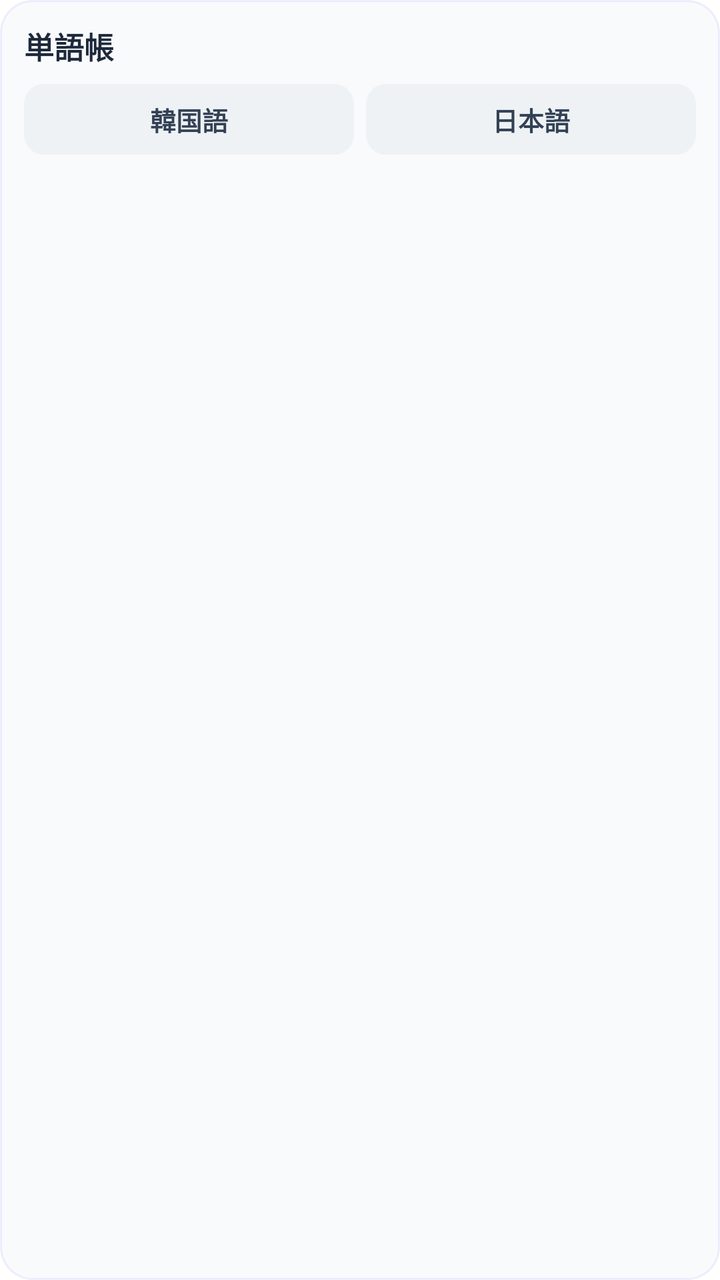
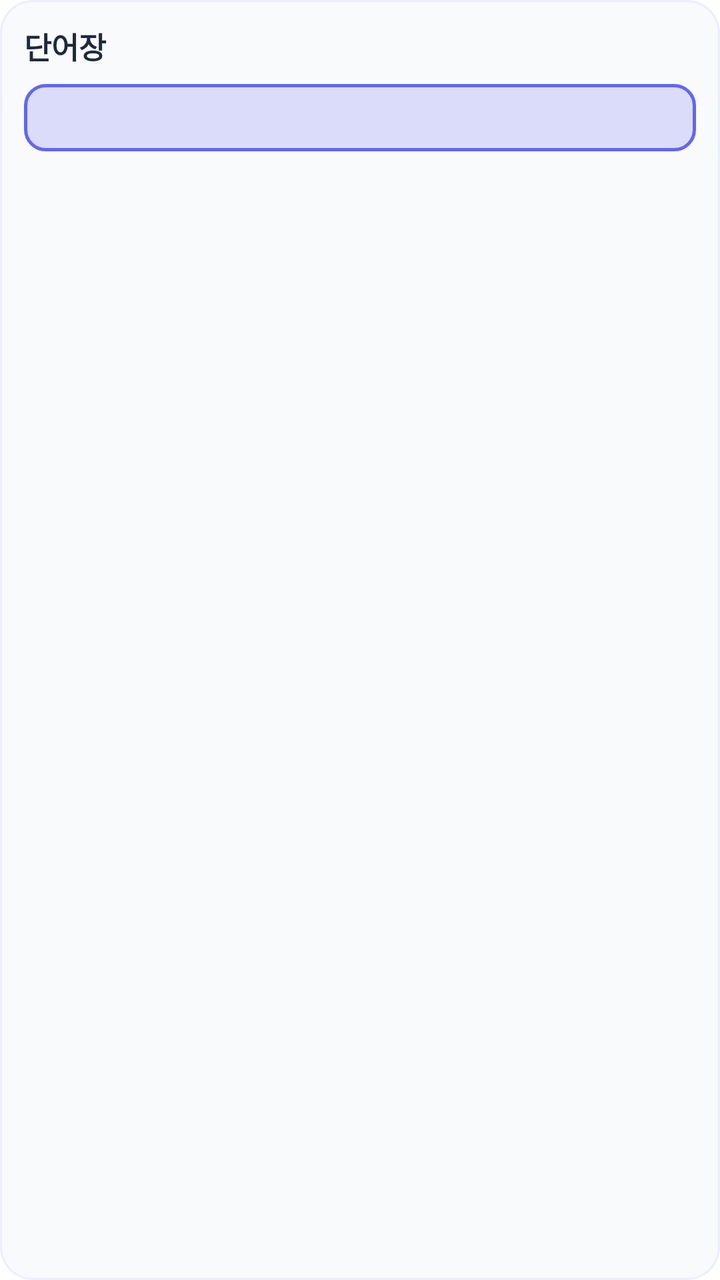

Before-and-after screenshots of an Android layout around one commit, followed by the original layout XML and the change that was made.
<!-- AndroidManifest.xml: fallback theme Theme.MaterialComponents.DayNight.NoActionBar -->
<!-- res/layout/notebook_widget.xml -->
<?xml version="1.0" encoding="utf-8"?>
<LinearLayout xmlns:android="http://schemas.android.com/apk/res/android"
    android:id="@+id/widget_root"
    android:layout_width="match_parent"
    android:layout_height="match_parent"
    android:background="@drawable/widget_bg"
    android:orientation="vertical"
    android:padding="12dp">

    <TextView
        android:id="@+id/widget_title"
        android:layout_width="match_parent"
        android:layout_height="wrap_content"
        android:text="@string/widget_notebook_title"
        android:textColor="#FF1E293B"
        android:textSize="15sp"
        android:textStyle="bold" />

    <LinearLayout
        android:layout_width="match_parent"
        android:layout_height="wrap_content"
        android:layout_marginTop="8dp"
        android:orientation="horizontal">

        <TextView
            android:id="@+id/widget_btn_ko"
            android:layout_width="0dp"
            android:layout_height="wrap_content"
            android:layout_marginEnd="6dp"
            android:layout_weight="1"
            android:background="@drawable/widget_lang_inactive"
            android:gravity="center"
            android:paddingVertical="8dp"
            android:text="@string/widget_lang_ko"
            android:textColor="#FF334155"
            android:textSize="13sp"
            android:textStyle="bold" />

        <TextView
            android:id="@+id/widget_btn_ja"
            android:layout_width="0dp"
            android:layout_height="wrap_content"
            android:layout_weight="1"
            android:background="@drawable/widget_lang_inactive"
            android:gravity="center"
            android:paddingVertical="8dp"
            android:text="@string/widget_lang_ja"
            android:textColor="#FF334155"
            android:textSize="13sp"
            android:textStyle="bold" />
    </LinearLayout>

    <TextView
        android:id="@+id/widget_empty"
        android:layout_width="match_parent"
        android:layout_height="wrap_content"
        android:layout_marginTop="10dp"
        android:text="@string/widget_notebook_empty_hint"
        android:textColor="#FF64748B"
        android:textSize="12sp"
        android:visibility="gone" />

    <TextView
        android:id="@+id/widget_line_1"
        android:layout_width="match_parent"
        android:layout_height="wrap_content"
        android:layout_marginTop="6dp"
        android:ellipsize="end"
        android:maxLines="2"
        android:textColor="#FF1E293B"
        android:textSize="13sp"
        android:visibility="gone" />

    <TextView
        android:id="@+id/widget_line_2"
        android:layout_width="match_parent"
        android:layout_height="wrap_content"
        android:layout_marginTop="4dp"
        android:ellipsize="end"
        android:maxLines="2"
        android:textColor="#FF1E293B"
        android:textSize="13sp"
        android:visibility="gone" />

    <TextView
        android:id="@+id/widget_line_3"
        android:layout_width="match_parent"
        android:layout_height="wrap_content"
        android:layout_marginTop="4dp"
        android:ellipsize="end"
        android:maxLines="2"
        android:textColor="#FF1E293B"
        android:textSize="13sp"
        android:visibility="gone" />

    <TextView
        android:id="@+id/widget_line_4"
        android:layout_width="match_parent"
        android:layout_height="wrap_content"
        android:layout_marginTop="4dp"
        android:ellipsize="end"
        android:maxLines="2"
        android:textColor="#FF1E293B"
        android:textSize="13sp"
        android:visibility="gone" />

    <TextView
        android:id="@+id/widget_line_5"
        android:layout_width="match_parent"
        android:layout_height="wrap_content"
        android:layout_marginTop="4dp"
        android:ellipsize="end"
        android:maxLines="2"
        android:textColor="#FF1E293B"
        android:textSize="13sp"
        android:visibility="gone" />
</LinearLayout>
<!-- resources referenced by this layout -->
<resources>
  <!-- drawable widget_bg (drawable) -->
  <?xml version="1.0" encoding="utf-8"?>
  <shape xmlns:android="http://schemas.android.com/apk/res/android" android:shape="rectangle">
      <solid android:color="#FFF8FAFC" />
      <corners android:radius="16dp" />
      <stroke android:width="1dp" android:color="#1A6366F1" />
  </shape>
  <!-- drawable widget_lang_inactive (drawable) -->
  <?xml version="1.0" encoding="utf-8"?>
  <shape xmlns:android="http://schemas.android.com/apk/res/android" android:shape="rectangle">
      <solid android:color="#1A94A3B8" />
      <corners android:radius="10dp" />
  </shape>
  <string name="widget_lang_ja">日本語</string>
  <string name="widget_lang_ko">韓国語</string>
  <string name="widget_notebook_empty_hint">保存した単語はありません。アプリのチャット解説から追加できます。</string>
  <string name="widget_notebook_title">単語帳</string>
</resources>

<!-- the commit's change to res/layout/notebook_widget.xml (unified diff, before → after) -->
@@ -22,29 +22,15 @@
         android:layout_marginTop="8dp"
         android:orientation="horizontal">
 
+        
         <TextView
-            android:id="@+id/widget_btn_ko"
-            android:layout_width="0dp"
-            android:layout_height="wrap_content"
-            android:layout_marginEnd="6dp"
-            android:layout_weight="1"
-            android:background="@drawable/widget_lang_inactive"
-            android:gravity="center"
-            android:paddingVertical="8dp"
-            android:text="@string/widget_lang_ko"
-            android:textColor="#FF334155"
-            android:textSize="13sp"
-            android:textStyle="bold" />
-
-        <TextView
-            android:id="@+id/widget_btn_ja"
+            android:id="@+id/widget_btn_lang"
             android:layout_width="0dp"
             android:layout_height="wrap_content"
             android:layout_weight="1"
-            android:background="@drawable/widget_lang_inactive"
+            android:background="@drawable/widget_lang_active"
             android:gravity="center"
             android:paddingVertical="8dp"
-            android:text="@string/widget_lang_ja"
             android:textColor="#FF334155"
             android:textSize="13sp"
             android:textStyle="bold" />
<!-- resource entries referenced after the edit -->
@@ -7,15 +7,14 @@
       <corners android:radius="16dp" />
       <stroke android:width="1dp" android:color="#1A6366F1" />
   </shape>
-  <!-- drawable widget_lang_inactive (drawable) -->
+  <!-- drawable widget_lang_active (drawable) -->
   <?xml version="1.0" encoding="utf-8"?>
   <shape xmlns:android="http://schemas.android.com/apk/res/android" android:shape="rectangle">
-      <solid android:color="#1A94A3B8" />
+      <solid android:color="#336366F1" />
       <corners android:radius="10dp" />
+      <stroke android:width="1.5dp" android:color="#FF6366F1" />
   </shape>
-  <string name="widget_lang_ja">日本語</string>
-  <string name="widget_lang_ko">韓国語</string>
-  <string name="widget_notebook_empty_hint">保存した単語はありません。アプリのチャット解説から追加できます。</string>
-  <string name="widget_notebook_title">単語帳</string>
+  <string name="widget_notebook_empty_hint">저장한 단어가 없습니다. 채팅의 학습 노트에서 추가할 수 있어요.</string>
+  <string name="widget_notebook_title">단어장</string>
 </resources>
 
